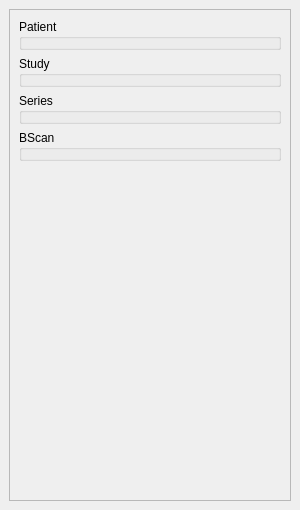
Old version of the form ui/octinformations.ui in the repository neurodial/OCT-Marker.
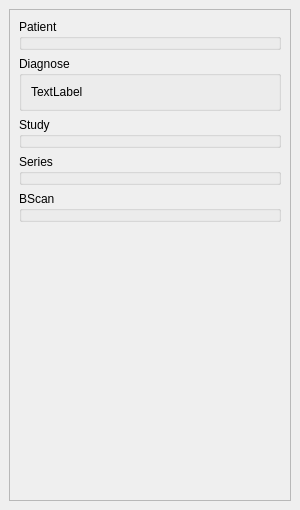
New version of the form.

Commit message: Diagnose in OCT-Informationen anzeigen

The edit to the form file:
```diff
--- a/ui/octinformations.ui
+++ b/ui/octinformations.ui
@@ -40,6 +40,22 @@
           </property>
          </widget>
         </item>
+        <item>
+         <widget class="QGroupBox" name="groupBoxPatDiagnose">
+          <property name="title">
+           <string>Diagnose</string>
+          </property>
+          <layout class="QVBoxLayout" name="verticalLayout_3">
+           <item>
+            <widget class="QLabel" name="labelDiagnoseText">
+             <property name="text">
+              <string>TextLabel</string>
+             </property>
+            </widget>
+           </item>
+          </layout>
+         </widget>
+        </item>
         <item>
          <widget class="QGroupBox" name="groupBoxStudy">
           <property name="title">
```
Left out of the diff: 1 changed line with no effect on the pictures. The commit also changes 1 other file.
